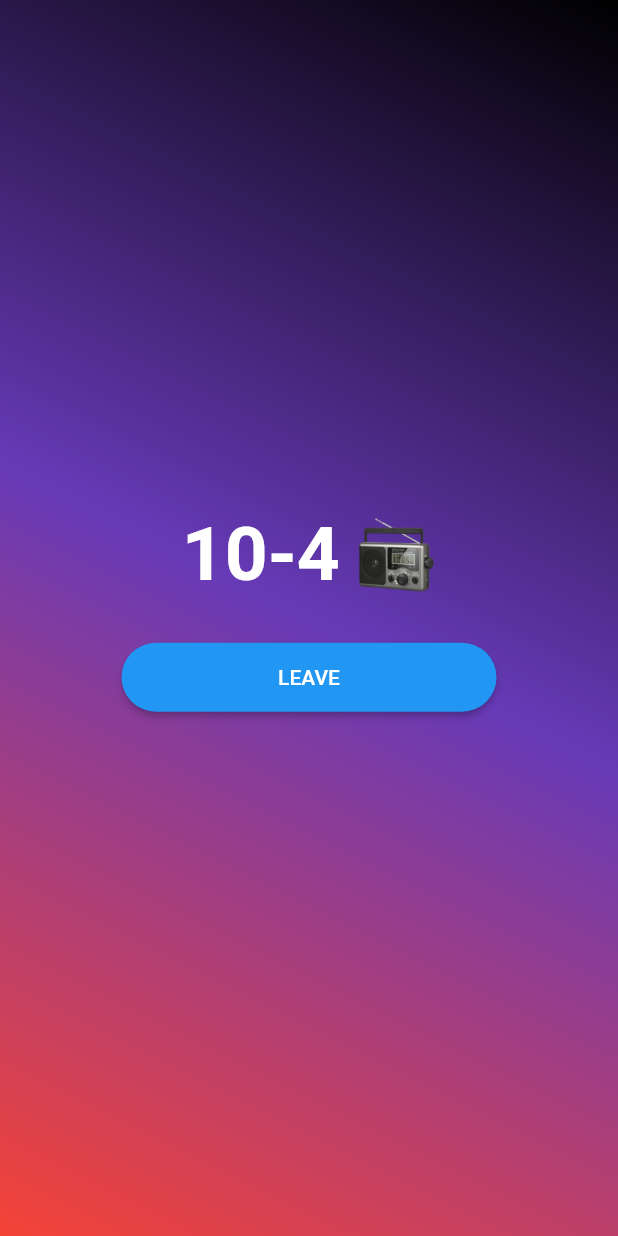
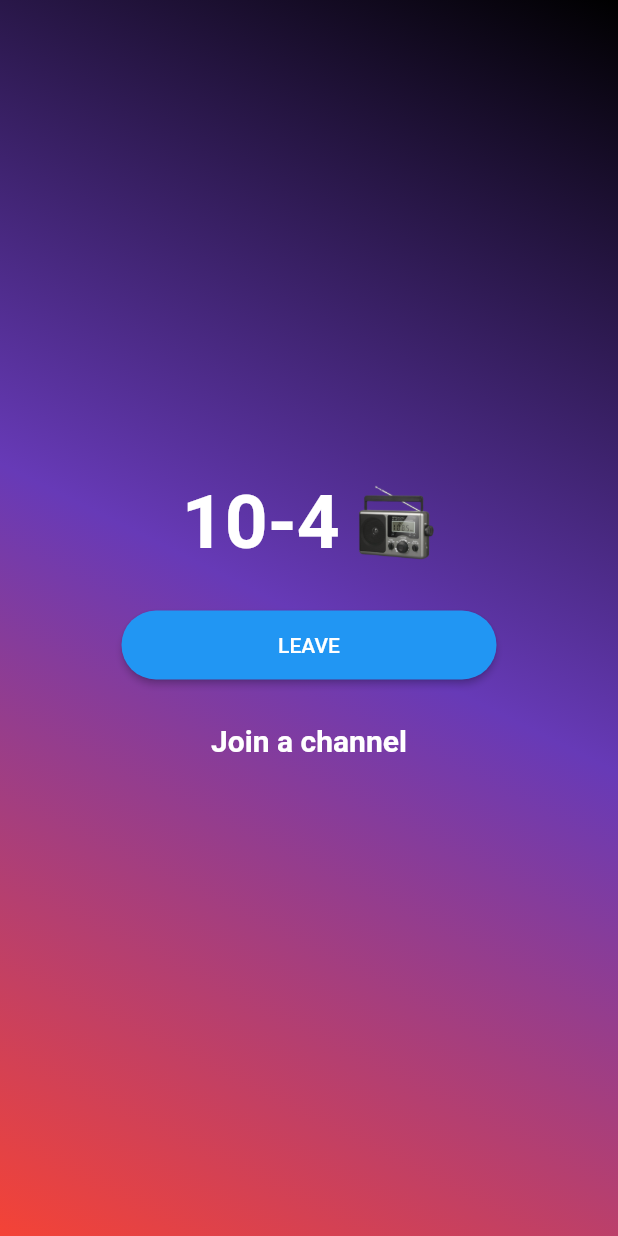
Before and after one commit to sidsabh/ten_four, a Flutter app: the screen it shows after launch, after a tap on "Login", after a tap on "RADIO-IN!", on a phone screen of 412 x 824 dp. Run offline on Flutter 3.47's test engine with Material 2 defaults, Android fonts, the light colour scheme and no system bars; our stand-ins replace geolocator, google_maps_flutter, permission_handler; missing offline and left inert: agora_rtc_engine, auth0_flutter; network calls fail.

Commit message:
lotta progress

```diff
--- a/frontend/tenfour/lib/call.dart
+++ b/frontend/tenfour/lib/call.dart
@@ -30,9 +30,10 @@ class CallState extends State<Call> {
 
   @override
   Widget build(BuildContext context) {
-    return MaterialApp(
-      scaffoldMessengerKey: scaffoldMessengerKey,
-      home: Scaffold(
+    return FutureBuilder(
+      future: setupVoiceSDKEngine(),
+      builder: (BuildContext context, AsyncSnapshot<void> snapshot) {
+        return Scaffold(
           body: Container(
             decoration: const BoxDecoration(
               gradient: LinearGradient(
@@ -89,11 +90,14 @@ class CallState extends State<Call> {
                     ],
                   ),
                 ),
+                const SizedBox(height: 20),
+                statusWidget(),
                 const Spacer(),
               ],
             ),
           ),
-      ),
+        );
+      },
     );
   }
 
@@ -110,6 +114,12 @@ class CallState extends State<Call> {
 
     return Text(
       statusText,
+      textAlign: TextAlign.center,
+      style: const TextStyle(
+        color: Colors.white,
+        fontSize: 20,
+        fontWeight: FontWeight.bold,
+      ),
     );
   }
 
@@ -117,7 +127,10 @@ class CallState extends State<Call> {
   void initState() {
     super.initState();
     // Set up an instance of Agora engine
-    setupVoiceSDKEngine();
+    setupVoiceSDKEngine().then((_) {
+      // Join channel after initializing
+      join();
+    });
   }
 
   Future<void> setupVoiceSDKEngine() async {
@@ -132,6 +145,7 @@ class CallState extends State<Call> {
     agoraEngine.registerEventHandler(
       RtcEngineEventHandler(
         onJoinChannelSuccess: (RtcConnection connection, int elapsed) {
+          if (!mounted) return;
           showMessage(
               "Local user uid:${connection.localUid} joined the channel");
           setState(() {
@@ -139,6 +153,7 @@ class CallState extends State<Call> {
           });
         },
         onUserJoined: (RtcConnection connection, int remoteUid, int elapsed) {
+          if (!mounted) return;
           showMessage("Remote user uid:$remoteUid joined the channel");
           setState(() {
             _remoteUid = remoteUid;
@@ -146,6 +161,7 @@ class CallState extends State<Call> {
         },
         onUserOffline: (RtcConnection connection, int remoteUid,
             UserOfflineReasonType reason) {
+          if (!mounted) return;
           showMessage("Remote user uid:$remoteUid left the channel");
           setState(() {
             _remoteUid = null;
@@ -171,6 +187,7 @@ class CallState extends State<Call> {
   }
 
   void leave() {
+    if (!mounted) return;
     setState(() {
       _isJoined = false;
       _remoteUid = null;
--- a/frontend/tenfour/lib/join.dart
+++ b/frontend/tenfour/lib/join.dart
@@ -65,8 +65,7 @@ class JoinScreen extends StatelessWidget {
                 Navigator.push(
                   context,
                   MaterialPageRoute(
-                      builder: (context) =>
-                          Profile(logoutAction, user)),
+                      builder: (context) => Profile(logoutAction, user)),
                 );
               },
               // if user is null, display assets/icon.png else display user picture
@@ -91,14 +90,8 @@ class JoinScreen extends StatelessWidget {
                     context,
                     MaterialPageRoute(builder: (context) => const Call()),
                   );
-                })
-            // InfoText(text: '4 people broadcasting'),
-            // ButtonWidget(
-            //     title: 'notify',
-            //     width: 265,
-            //     color: Colors.grey,
-            //     onPressed: () {}),
-            // InfoText(text: '10 people monitoring'),
+                }),
+            const InfoText(text: '1 mile radius')
           ],
         ),
       ),
@@ -121,7 +114,6 @@ class SwitchWidget extends StatefulWidget {
   State<StatefulWidget> createState() => _SwitchWidgetState();
 }
 
-
 class InfoText extends StatelessWidget {
   final String text;
 
@@ -137,7 +129,7 @@ class InfoText extends StatelessWidget {
       child: Row(
         mainAxisAlignment: MainAxisAlignment.center,
         children: [
-          const Icon(Icons.circle, size: 12.0, color: Colors.orange),
+          const Icon(Icons.circle, size: 12.0, color: Colors.blue),
           const SizedBox(width: 8.0),
           Text(
             text,
--- a/frontend/tenfour/lib/maps.dart
+++ b/frontend/tenfour/lib/maps.dart
@@ -2,9 +2,7 @@ import 'package:flutter/material.dart';
 import 'package:google_maps_flutter/google_maps_flutter.dart';
 import 'package:geolocator/geolocator.dart';
 
-
 class GoogleMapComponent extends StatefulWidget {
-
   const GoogleMapComponent({Key? key}) : super(key: key);
 
   @override
@@ -58,6 +56,16 @@ class GoogleMapState extends State<GoogleMapComponent> {
             buildingsEnabled: true,
             trafficEnabled: true,
             mapToolbarEnabled: true,
+            circles: {
+              Circle(
+                circleId: CircleId('userLocation'),
+                center: snapshot.data!,
+                radius: 1000,
+                fillColor: Colors.blue.withOpacity(0.1),
+                strokeColor: Colors.blue,
+                strokeWidth: 1,
+              ),
+            },
           );
         } else {
           return const Center(
@@ -90,6 +98,7 @@ class GoogleMapState extends State<GoogleMapComponent> {
       return Future.error(
           'Location permissions are permanently denied, we cannot request permissions.');
     }
-    return await Geolocator.getCurrentPosition(desiredAccuracy: LocationAccuracy.high);
+    return await Geolocator.getCurrentPosition(
+        desiredAccuracy: LocationAccuracy.high);
   }
 }
```
Lines whose indentation alone changed are shown as unchanged.
